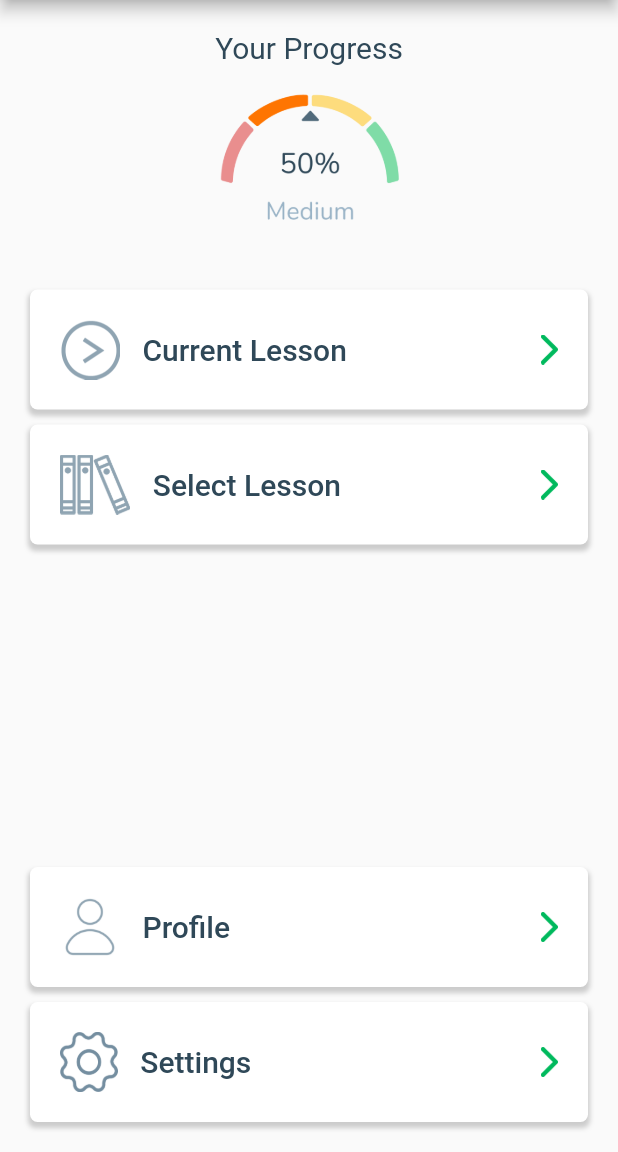
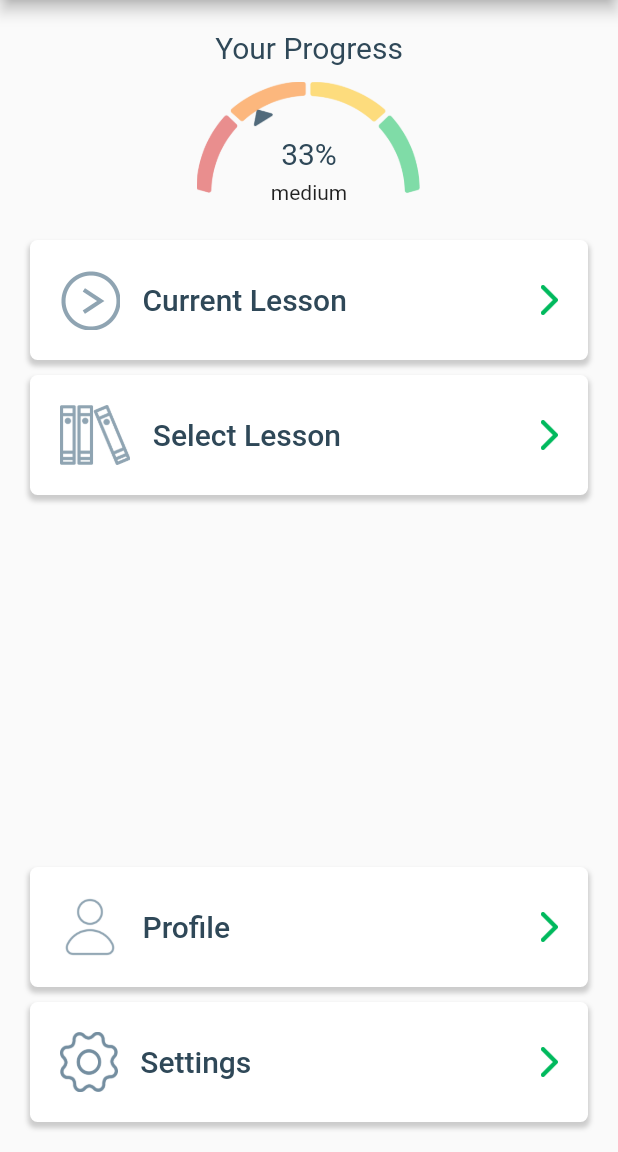
Before and after one commit to tl94/geiger_edu, a Flutter app: the screen it shows after launch, on a phone screen of 412 x 824 dp, the part 84-1236 px from its top. Run offline on Flutter 3.47's test engine with Material 2 defaults, Android fonts, the phone set to English and light mode, and no system bars; our stand-ins replace flutter_html, flutter_svg, hive, hive_flutter, string_validator; missing offline and left inert: flutter_inappwebview, hive_listener; accounts and stored records are empty; Roboto replaces fonts that are missing (Fontin).

Commit message:
initial geiger-indicator

```diff
--- a/lib/globals.dart
+++ b/lib/globals.dart
@@ -10,6 +10,10 @@ final txtColor = const Color(0xff2f4858);
 
 bool appRunning = false;
 bool isOnline = false;
+
+//** GEIGER INDICATOR **
+int completedLessons = 0;
+int maxLessons = 0;
 
 //** USER DATA **
 //Hive-listener Key
--- a/lib/screens/home_screen.dart
+++ b/lib/screens/home_screen.dart
@@ -3,6 +3,7 @@ import 'package:flutter/rendering.dart';
 import 'package:geiger_edu/screens/profile_screen.dart';
 import 'package:geiger_edu/screens/selection_screen.dart';
 import 'package:geiger_edu/screens/settings_screen.dart';
+import 'package:geiger_edu/widgets/Indicator.dart';
 import 'package:geiger_edu/widgets/NavigationContainer.dart';
 
 import 'lesson_screen.dart';
@@ -24,12 +25,14 @@ class HomeScreen extends StatelessWidget {
       ),
       body: Container(
         margin: EdgeInsets.fromLTRB(20, 20, 20, 20),
+        child: Stack(children: [
+              Align(alignment: Alignment.center,child: Indicator()),
+              Container(
+                  margin: EdgeInsets.fromLTRB(0, 140, 0, 0),
                   child: Column(
                   mainAxisAlignment: MainAxisAlignment.center,
                   crossAxisAlignment: CrossAxisAlignment.stretch,
-          children: <Widget>[
-            Align(alignment: Alignment.center,child: Text("Your Progress", style: TextStyle(fontSize: 20, color: txtColor)) ),
-            Image.asset("assets/img/progress_placeholder.png", height: 150, key: UniqueKey(), ),
+                  children: [
                 Container(
                     child: NavigationContainer(
                       imagePath: "assets/img/continue_lesson.png",
@@ -45,9 +48,7 @@ class HomeScreen extends StatelessWidget {
                       passedRoute: SelectionScreen.routeName,
                     )
                 ),
-
                 Spacer(),
-
                 Container(
                     child: NavigationContainer(
                       imagePath: "assets/img/profile/user_icon.png",
@@ -63,8 +64,9 @@ class HomeScreen extends StatelessWidget {
                       passedRoute: SettingsScreen.routeName,
                     )
                 )
-              ],
+              ])
               )
+            ])
         ),
       );
   }
--- a/lib/services/db.dart
+++ b/lib/services/db.dart
@@ -7,6 +7,7 @@ import 'package:geiger_edu/model/userObj.dart';
 import 'package:geiger_edu/providers/boxes.dart';
 import 'package:hive/hive.dart';
 import 'package:hive_flutter/hive_flutter.dart';
+import 'package:geiger_edu/globals.dart' as globals;
 
 class DB {
   static Box<User> userBox = Boxes.getUsers();
@@ -43,7 +44,28 @@ class DB {
     if(!lessonIsOpen){ await Hive.openBox<LessonCategory>('lessonCategories'); }
     if(DB.getLessonCategoryBox().keys.isEmpty){ createTestLessons(); }
 
-    print(":: "+DB.lessonCategoryBox.keys.length.toString());
+    runGeigerIndicator();
+  }
+
+  static void runGeigerIndicator(){
+    var tempCompletedLessons = 0;
+    var tempMaxLessons = 0;
+
+    for(var key in DB.lessonCategoryBox.keys){
+      var x = DB.getLessonCategoryBox().get(key)!.lessonList;
+      tempMaxLessons += x.length;
+      for(int i = 0; i< x.length ; i++){
+        if(x[i].completed)
+          tempCompletedLessons++;
+      }
+    }
+
+    globals.maxLessons = tempMaxLessons;
+    globals.completedLessons = tempCompletedLessons;
+  }
+
+  static void incrementGeigerIndicator(){
+    globals.completedLessons++;
   }
 
   static void updateLessonBox(){
--- /dev/null
+++ b/lib/widgets/Indicator.dart
@@ -0,0 +1,56 @@
+import 'package:flutter/material.dart';
+import 'package:geiger_edu/globals.dart' as globals;
+
+class Indicator extends StatefulWidget {
+
+  Indicator() : super();
+
+  _IndicatorState createState() => _IndicatorState();
+}
+
+class _IndicatorState extends State<Indicator> {
+
+  late int completedLessons;
+  late int maxLessons = 0;
+  late double percentage = 0;
+  late String label = '';
+  late int degree = 0;
+
+  @override
+  void initState() {
+    super.initState();
+    completedLessons = globals.completedLessons;
+    maxLessons = globals.maxLessons;
+    //percentage = (completedLessons/maxLessons);
+    percentage = .33;
+    degree = 68;
+    if(percentage<0.25 && percentage>0)
+      label = 'low';
+    if(percentage<0.5 && percentage>0.25)
+      label = 'medium';
+    if(percentage<0.75 && percentage>0.5)
+      label = 'good';
+    if(percentage<1 && percentage>0.75)
+      label = 'excellent';
+  }
+
+  @override
+  Widget build(BuildContext context) {
+    return Column(children: [
+        Text("Your Progress", style: TextStyle(fontSize: 20, color: globals.txtColor)),
+        SizedBox(height: 10),
+        Container(height: 150, child: Stack(alignment: Alignment.center,children: [
+          Align(alignment: Alignment(0,-.4),child: Text((percentage*100).toStringAsFixed(0)+"%", style: TextStyle(fontSize: 20, color: globals.txtColor))),
+          new RotationTransition(
+            turns: new AlwaysStoppedAnimation(percentage*0.49), //0.49 is the value for the indicator to reach the other side
+            //0.12 //0.24 //0.37 //0.49
+            child: new Image.asset("assets/img/indicator/indicator.png", width: 150)
+          ),
+          Image.asset("assets/img/indicator/tiles.png", width: 150),
+          Text(label)
+        ])),
+
+    ]);
+
+  }
+}
--- a/pubspec.yaml
+++ b/pubspec.yaml
@@ -77,6 +77,7 @@ flutter:
     - assets/img/profile/
     - assets/img/splashscreen/
     - assets/img/loadingcircle/
+    - assets/img/indicator/
     - assets/lesson/
     - assets/lesson/password/password_safety/eng/
     - assets/lesson/password/password_safety/eng/img/
```
Also changed, not shown: assets/img/indicator/indicator.png (added), assets/img/indicator/tiles.png (added). Lines whose indentation alone changed are shown as unchanged.
